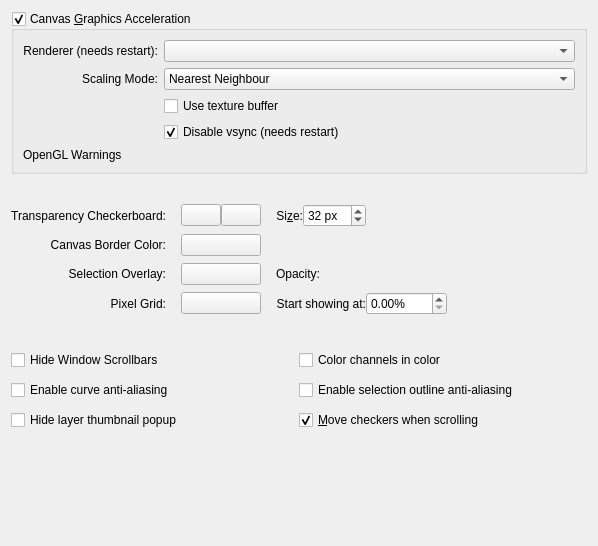
Old version of the form libs/ui/forms/wdgdisplaysettings.ui in the repository KDE/krita.
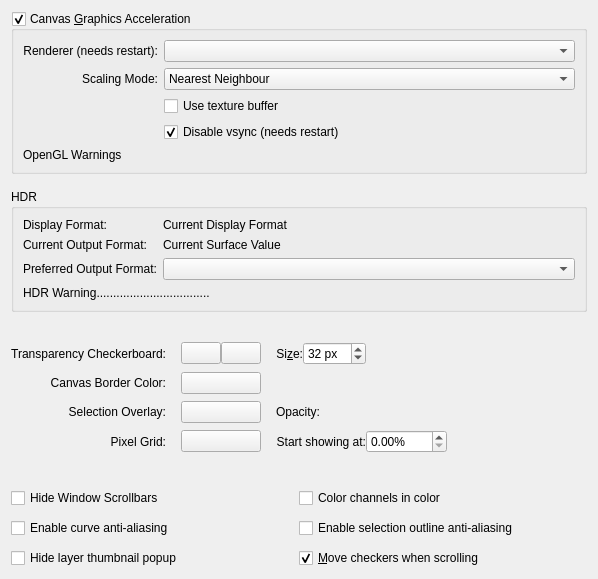
New version of the form. Custom widgets are drawn as their Qt base class.

Commit message:
Implemented switching of the root surface color color space
Notes:
1) It is configured in Settings->Display->Root Surface Format
2) Rec. 2020 surface doesn't fully work because the we cannot do ICC
   conversions with it
3) One needs to restart Krita to get the surface type activated
4) One can also get the properties of the current display in the
   tooltip of the display label in the preferences dialog.

The edit to the form file:
```diff
--- a/libs/ui/forms/wdgdisplaysettings.ui
+++ b/libs/ui/forms/wdgdisplaysettings.ui
@@ -164,6 +164,63 @@
      </layout>
     </widget>
    </item>
+   <item>
+    <widget class="QGroupBox" name="grpHDRSettings">
+     <property name="title">
+      <string>HDR</string>
+     </property>
+     <property name="checked">
+      <bool>false</bool>
+     </property>
+     <layout class="QFormLayout" name="formLayout">
+      <item row="0" column="0">
+       <widget class="QLabel" name="label_7">
+        <property name="text">
+         <string>Display Format:</string>
+        </property>
+       </widget>
+      </item>
+      <item row="0" column="1">
+       <widget class="QLabel" name="lblCurrentDisplayFormat">
+        <property name="text">
+         <string>Current Display Format</string>
+        </property>
+       </widget>
+      </item>
+      <item row="1" column="0">
+       <widget class="QLabel" name="label_5">
+        <property name="text">
+         <string>Current Output Format:</string>
+        </property>
+       </widget>
+      </item>
+      <item row="1" column="1">
+       <widget class="QLabel" name="lblCurrentRootSurfaceFormat">
+        <property name="text">
+         <string>Current Surface Value</string>
+        </property>
+       </widget>
+      </item>
+      <item row="2" column="0">
+       <widget class="QLabel" name="label_9">
+        <property name="text">
+         <string>Preferred Output Format:</string>
+        </property>
+       </widget>
+      </item>
+      <item row="2" column="1">
+       <widget class="QComboBox" name="cmbPreferedRootSurfaceFormat"/>
+      </item>
+      <item row="3" column="0" colspan="2">
+       <widget class="QLabel" name="lblHDRWarning">
+        <property name="text">
+         <string>HDR Warning..................................</string>
+        </property>
+       </widget>
+      </item>
+     </layout>
+    </widget>
+   </item>
    <item>
     <layout class="QGridLayout" name="options2GridLayout">
      <property name="topMargin">
@@ -459,16 +516,16 @@
   </layout>
  </widget>
  <customwidgets>
-  <customwidget>
-   <class>KisColorButton</class>
-   <extends>QPushButton</extends>
-   <header>kis_color_button.h</header>
-  </customwidget>
   <customwidget>
    <class>KisIntParseSpinBox</class>
    <extends>QSpinBox</extends>
    <header>kis_int_parse_spin_box.h</header>
   </customwidget>
+  <customwidget>
+   <class>KisColorButton</class>
+   <extends>QPushButton</extends>
+   <header>kis_color_button.h</header>
+  </customwidget>
   <customwidget>
    <class>KisDoubleSliderSpinBox</class>
    <extends>QWidget</extends>
```
The commit also changes 17 other files.
